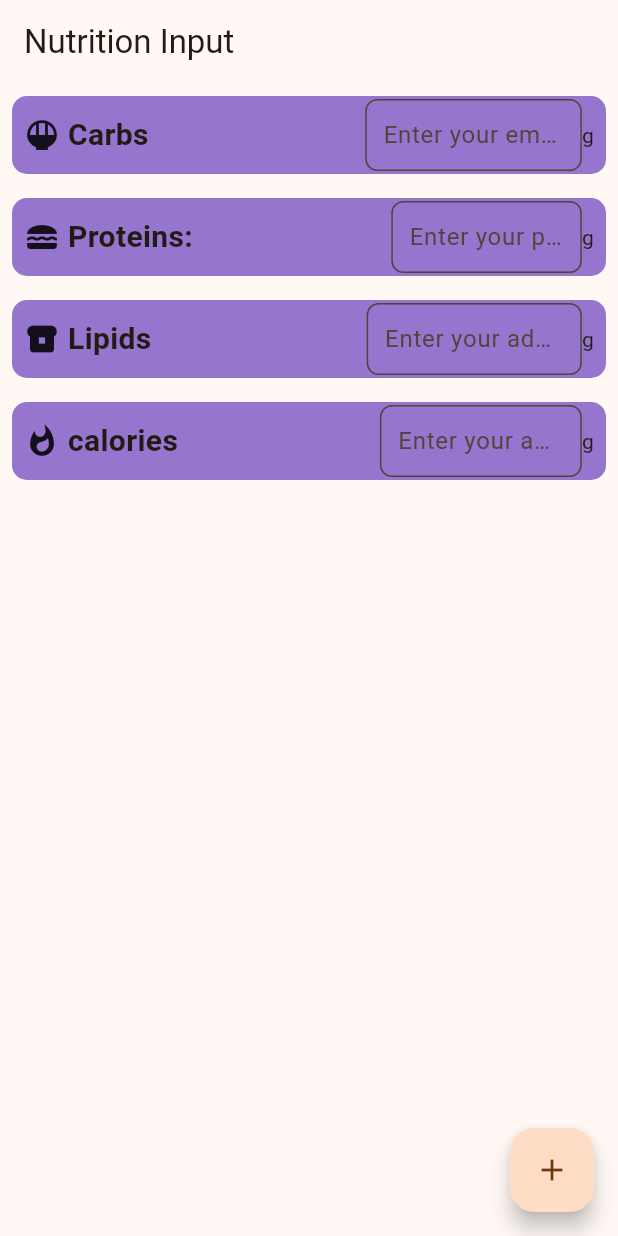
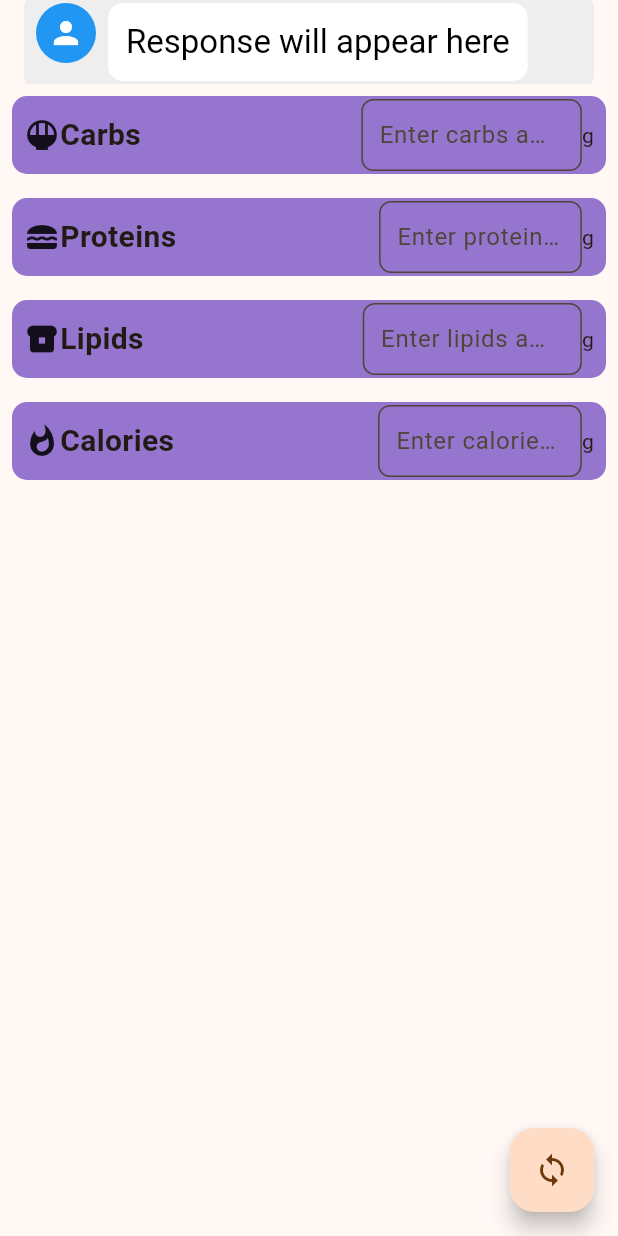
Before and after one commit to Hackathon2024v2/frontend, a Flutter app: the Nutrition screen opened directly, on a phone screen of 412 x 824 dp. Run offline on Flutter 3.47's test engine with Material 3 defaults, Android fonts, the phone set to English and light mode, and no system bars; our stand-ins replace get, iconsax, line_awesome_flutter, smooth_page_indicator, supabase_flutter; accounts and stored records are empty; network calls fail.

Commit message:
ADD - Working chat with gpt

```diff
--- a/lib/pages/home_page.dart
+++ b/lib/pages/home_page.dart
@@ -32,7 +32,7 @@ class _MyHomePageState extends State<MyHomePage> {
 
   @override
   Widget build(BuildContext context) {
-    return userLoggedIn() == true ?
+    return userLoggedIn() == false ?
       Scaffold(
         appBar: AppBar(
           backgroundColor: Theme.of(context).colorScheme.inversePrimary,
@@ -57,7 +57,7 @@ class _MyHomePageState extends State<MyHomePage> {
         [
           const Workouts(),
           const Profile(),
-          const Chat(),
+           Chat(),
           const Leaderboard(),
           Nutrition()
         ][currentPageIndex],
--- a/lib/pages/nutrition.dart
+++ b/lib/pages/nutrition.dart
@@ -14,6 +14,8 @@ class _NutritionState extends State<Nutrition> {
   final TextEditingController _controller2 = TextEditingController();
   final TextEditingController _controller3 = TextEditingController();
   final TextEditingController _controller4 = TextEditingController();
+
+  String _apiResponse = "Response will appear here"; // Variable to hold the API response
 
   Future<void> sendDataToAPI(BuildContext context) async {
     final String carbs = _controller1.text;
@@ -40,60 +42,96 @@ Future<void> sendDataToAPI(BuildContext context) async {
       );
 
       if (response.statusCode == 200) {
-      final responseText = response.body; // Get the response body
-      ScaffoldMessenger.of(context).showSnackBar(
-        SnackBar(content: Text("Response: $responseText")),
-      );
+        setState(() {
+          _apiResponse = response.body; // Update the state with the API response
+        });
       } else {
-      ScaffoldMessenger.of(context).showSnackBar(
-        SnackBar(content: Text("Error: ${response.statusCode} - ${response.body}")),
-      );
+        setState(() {
+          _apiResponse = "Error: ${response.statusCode} - ${response.body}";
+        });
       }
     } catch (e) {
-    ScaffoldMessenger.of(context).showSnackBar(
-      SnackBar(content: Text("Request error: $e")),
-    );
+      setState(() {
+        _apiResponse = "Request error: $e";
+      });
     }
   }
-
 
   @override
   void dispose() {
     _controller1.dispose();
     _controller2.dispose();
     _controller3.dispose();
+    _controller4.dispose();
     super.dispose();
   }
 
   @override
   Widget build(BuildContext context) {
     return Scaffold(
-      appBar: AppBar(title: Text('Nutrition Input')),
+      appBar: AppBar(
+        title: Container(
+          padding: EdgeInsets.all(8.0), // Padding inside the container
+          decoration: BoxDecoration(
+            color: Colors.grey[200], // Background color for the container
+            borderRadius: BorderRadius.circular(12.0), // Rounded corners
+          ),
+          child: Row(
+            crossAxisAlignment: CrossAxisAlignment.start,
+            children: [
+              // Profile Icon
+              const CircleAvatar(
+                radius: 20,
+                backgroundColor: Colors.blue, // Background color for the icon
+                child: Icon(
+                  Icons.person,
+                  color: Colors.white,
+                ),
+              ),
+              SizedBox(width: 8.0), // Spacing between the icon and the chat bubble
+              // Chat Bubble
+              Flexible(
+                child: Container(
+                  padding: EdgeInsets.all(12.0),
+                  decoration: BoxDecoration(
+                    color: Colors.white, // Chat bubble color
+                    borderRadius: BorderRadius.circular(10.0), // Rounded corners
+                  ),
+                  child: Text(
+                    _apiResponse, // Display the API response here
+                    style: TextStyle(color: Colors.black), // Text styling
+                  ),
+                ),
+              ),
+            ],
+          ),
+        ),
+      ),
       body: SingleChildScrollView(
         child: Column(
           children: [
             IconInput(
               icon: Icons.rice_bowl,
-              label: ' Carbs',
-              placeholder: 'Enter your email',
+              label: 'Carbs',
+              placeholder: 'Enter carbs amount',
               controller: _controller1,
             ),
             IconInput(
               icon: Icons.lunch_dining,
-              label: ' Proteins: ',
-              placeholder: 'Enter your phone number',
+              label: 'Proteins',
+              placeholder: 'Enter proteins amount',
               controller: _controller2,
             ),
             IconInput(
               icon: Icons.breakfast_dining,
-              label: ' Lipids',
-              placeholder: 'Enter your address',
+              label: 'Lipids',
+              placeholder: 'Enter lipids amount',
               controller: _controller3,
             ),
             IconInput(
               icon: Icons.whatshot,
-              label: ' calories',
-              placeholder: 'Enter your address',
+              label: 'Calories',
+              placeholder: 'Enter calories amount',
               controller: _controller4,
             ),
           ],
@@ -101,7 +139,7 @@ Future<void> sendDataToAPI(BuildContext context) async {
       ),
       floatingActionButton: FloatingActionButton(
         onPressed: () => sendDataToAPI(context), // Pass context
-        child: Icon(Icons.add),
+        child: const Icon(Icons.sync),
       ),
     );
   }
```
Also changed, not shown: lib/pages/chat.dart (+138 -6 lines). Lines whose indentation alone changed are shown as unchanged.
